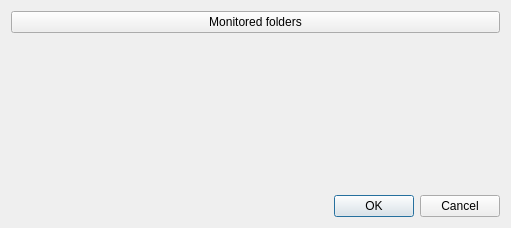
Qt form SettingsDlg.ui (congchenutd/myphotos) before a commit.
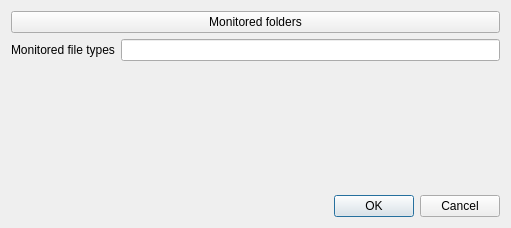
The same form after that commit.

Diff of the .ui file:
```diff
--- a/SettingsDlg.ui
+++ b/SettingsDlg.ui
@@ -21,6 +21,20 @@
      </property>
     </widget>
    </item>
+   <item>
+    <layout class="QHBoxLayout" name="horizontalLayout">
+     <item>
+      <widget class="QLabel" name="label">
+       <property name="text">
+        <string>Monitored file types</string>
+       </property>
+      </widget>
+     </item>
+     <item>
+      <widget class="QLineEdit" name="leMonitoredFileTypes"/>
+     </item>
+    </layout>
+   </item>
    <item>
     <spacer name="verticalSpacer">
      <property name="orientation">
```
